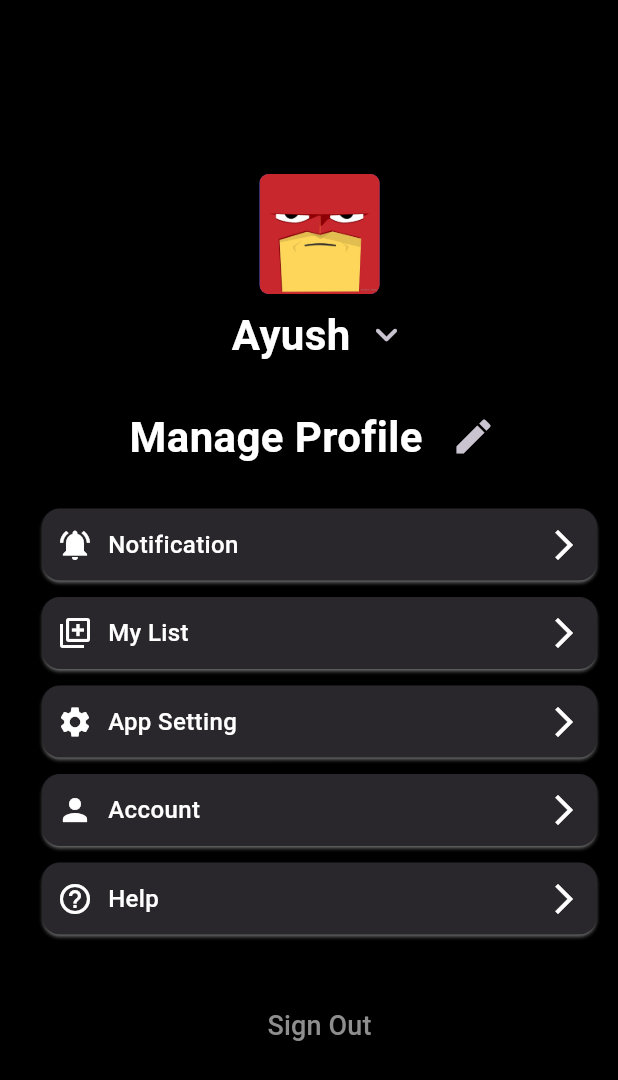
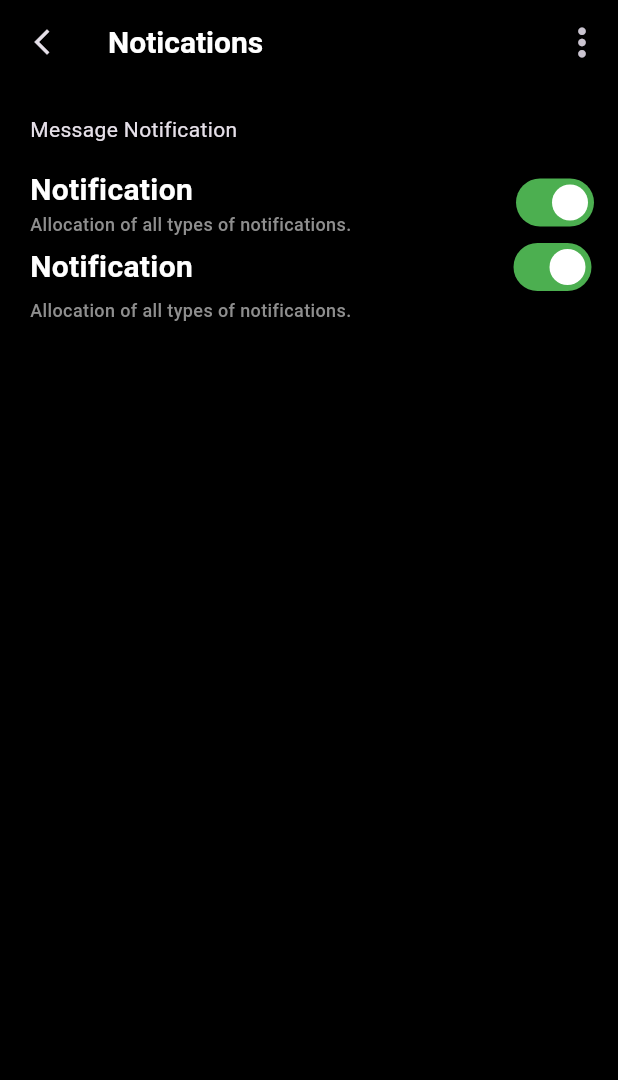
Before and after one commit to ayushkumar112428/Netflix-Clone, a Flutter app: the ProfileScreen screen opened by its route, after a tap on "Notification", on a phone screen of 412 x 824 dp. Shown: the top 1080 px of the screen. Run offline on Flutter 3.47's test engine with Material 3 defaults, Android fonts, the phone set to English and light mode, and no system bars; our stand-ins replace another_flutter_splash_screen; network calls fail.

Commit message:
notification

```diff
--- a/lib/declaration/colors.dart
+++ b/lib/declaration/colors.dart
@@ -5,6 +5,7 @@ class AppColors {
   static const Color white = Color(0xFFFFFFFF);
   static const Color black = Color(0xFF000000);
   static const Color blue = Color(0xFF3388FF);
+  static const Color green = Color(0xFF4caf50);
   static const Color redColor = Color(0xFFE40100);
   static const Color submitButtonColor = Color(0xFFE40100);
   static const Color errorColor = Color(0xFFFF0000);
--- a/lib/main.dart
+++ b/lib/main.dart
@@ -6,6 +6,7 @@ import 'package:netflixclone/views/download/download_screen.dart';
 import 'package:netflixclone/views/home/home_screen.dart';
 import 'package:netflixclone/views/my_list/my_list.dart';
 import 'package:netflixclone/views/profile/my_netflix.dart';
+import 'package:netflixclone/views/profile/notification_screen.dart';
 import 'package:netflixclone/views/profile/profile_screen.dart';
 import 'package:netflixclone/views/search/search_screen.dart';
 import 'package:netflixclone/views/show_page/movie_screen.dart';
@@ -45,6 +46,7 @@ class _MyAppState extends State<MyApp> {
         '/Movie': (context) => const MovieScreen(),
         '/MyNetflix': (context) => const MyNetflix(),
         '/MyList': (context) => const MyList(),
+        '/Notification': (context) => const NotificationScreen(),
       },
     );
   }
--- a/lib/views/my_list/my_list.dart
+++ b/lib/views/my_list/my_list.dart
@@ -31,7 +31,7 @@ class _MyListState extends State<MyList> {
           },
           icon: const Icon(
             Icons.arrow_back_ios_new,
-            size: 30,
+            size: 20,
           ),
         ),
         title: const Text(
--- a/lib/views/profile/my_netflix.dart
+++ b/lib/views/profile/my_netflix.dart
@@ -30,7 +30,7 @@ class _MyNetflixState extends State<MyNetflix> {
   ];
   @override
   Widget build(BuildContext context) {
-    double wSize = MediaQuery.of(context).size.width;
+    // double wSize = MediaQuery.of(context).size.width;
     return Scaffold(
       body: SingleChildScrollView(
         child: Column(
--- /dev/null
+++ b/lib/views/profile/notification_screen.dart
@@ -0,0 +1,124 @@
+import 'package:flutter/material.dart';
+import 'package:netflixclone/declaration/colors.dart';
+import 'package:netflixclone/declaration/textstyle.dart';
+
+class NotificationScreen extends StatefulWidget {
+  const NotificationScreen({super.key});
+
+  @override
+  State<NotificationScreen> createState() => _NotificationScreenState();
+}
+
+class _NotificationScreenState extends State<NotificationScreen> {
+  bool allNotification = true;
+  @override
+  Widget build(BuildContext context) {
+    return Scaffold(
+      appBar: AppBar(
+        elevation: 0,
+        backgroundColor: AppColors.black,
+        leading: IconButton(
+          onPressed: () {
+            Navigator.pop(context);
+          },
+          icon: const Icon(
+            Icons.arrow_back_ios_new,
+            size: 20,
+          ),
+        ),
+        title: const Text(
+          "Notications",
+          style: AppTextStyles.hedgingTextStyle,
+        ),
+        actions: [
+          IconButton(
+            onPressed: () {},
+            icon: const Icon(
+              Icons.more_vert_rounded,
+              size: 30,
+            ),
+          ),
+        ],
+      ),
+      body: Padding(
+        padding: const EdgeInsets.only(top: 20, left: 20, right: 12),
+        child: Column(
+          mainAxisAlignment: MainAxisAlignment.start,
+          crossAxisAlignment: CrossAxisAlignment.start,
+          children: [
+            Text("Message Notification"),
+            const SizedBox(
+              height: 16,
+            ),
+            Row(
+              mainAxisAlignment: MainAxisAlignment.spaceBetween,
+              crossAxisAlignment: CrossAxisAlignment.center,
+              children: [
+                Column(
+                  mainAxisAlignment: MainAxisAlignment.start,
+                  crossAxisAlignment: CrossAxisAlignment.start,
+                  children: [
+                    Text(
+                      "Notification",
+                      style: AppTextStyles.hedgingTextStyle,
+                    ),
+                    const Text(
+                      "Allocation of all types of notifications.",
+                      style: AppTextStyles.subTextStyle,
+                    ),
+                  ],
+                ),
+                Switch(
+                  value: allNotification,
+                  onChanged: (value) {
+                    setState(() {
+                      allNotification = value;
+                    });
+                  },
+                  activeTrackColor: AppColors.green,
+                  inactiveTrackColor: AppColors.grayColor,
+                  activeColor: AppColors.white,
+                  inactiveThumbColor: AppColors.white,
+                  materialTapTargetSize: MaterialTapTargetSize.shrinkWrap,
+                ),
+              ],
+            ),
+            Row(
+              mainAxisAlignment: MainAxisAlignment.spaceBetween,
+              crossAxisAlignment: CrossAxisAlignment.center,
+              children: [
+                const Expanded(
+                  flex: 5,
+                  child: Text(
+                    "Notification",
+                    style: AppTextStyles.hedgingTextStyle,
+                  ),
+                ),
+                Expanded(
+                  flex: 1,
+                  child: Switch(
+                    value: allNotification,
+                    onChanged: (value) {
+                      setState(() {
+                        allNotification = value;
+                      });
+                    },
+                    activeTrackColor: AppColors.green,
+                    inactiveTrackColor: AppColors.grayColor,
+                    activeColor: AppColors.white,
+                    inactiveThumbColor: AppColors.white,
+                    materialTapTargetSize: MaterialTapTargetSize.shrinkWrap,
+                  ),
+                )
+              ],
+            ),
+            const Text(
+              "Allocation of all types of notifications.",
+              style: AppTextStyles.subTextStyle,
+            ),
+          ],
+        ),
+      ),
+    );
+  }
+}
--- a/lib/views/profile/profile_screen.dart
+++ b/lib/views/profile/profile_screen.dart
@@ -97,7 +97,7 @@ class _ProfileScreenState extends State<ProfileScreen> {
               name: "Notification",
               onTap: () {
                 // Handle the Notification tap
-                print("Notification tapped");
+                Navigator.pushNamed(context, "/Notification");
               },
             ),
             ProfileCard(
```
Also changed, not shown: lib/widget/reviews_card.dart (+65 -76 lines).
